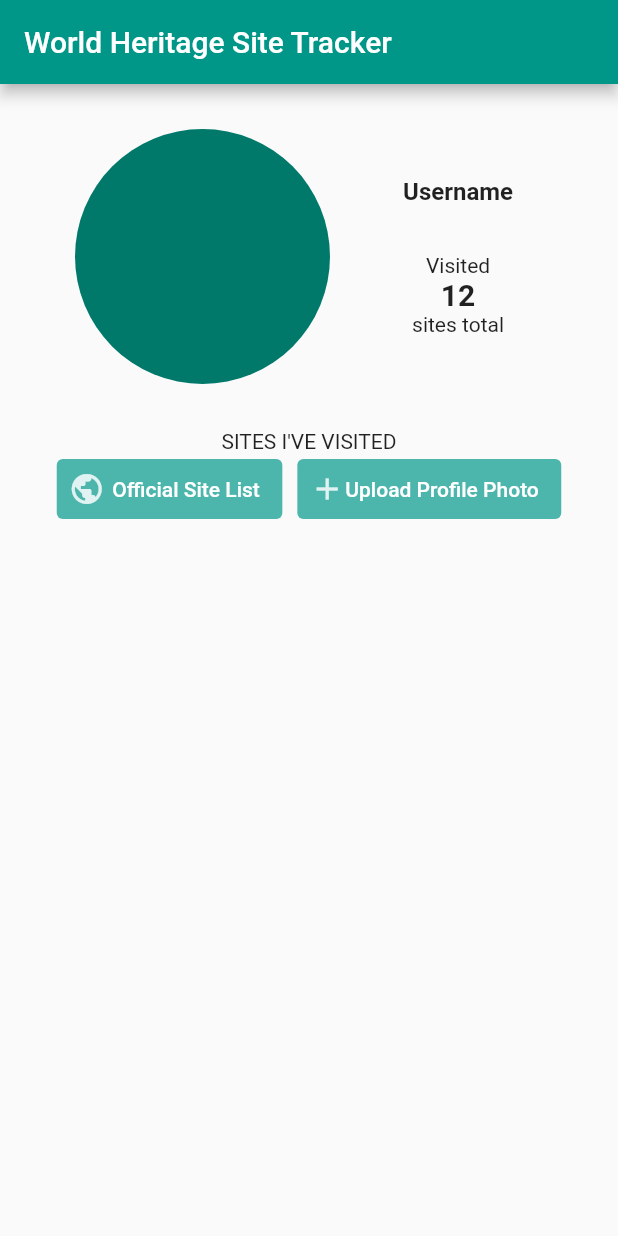
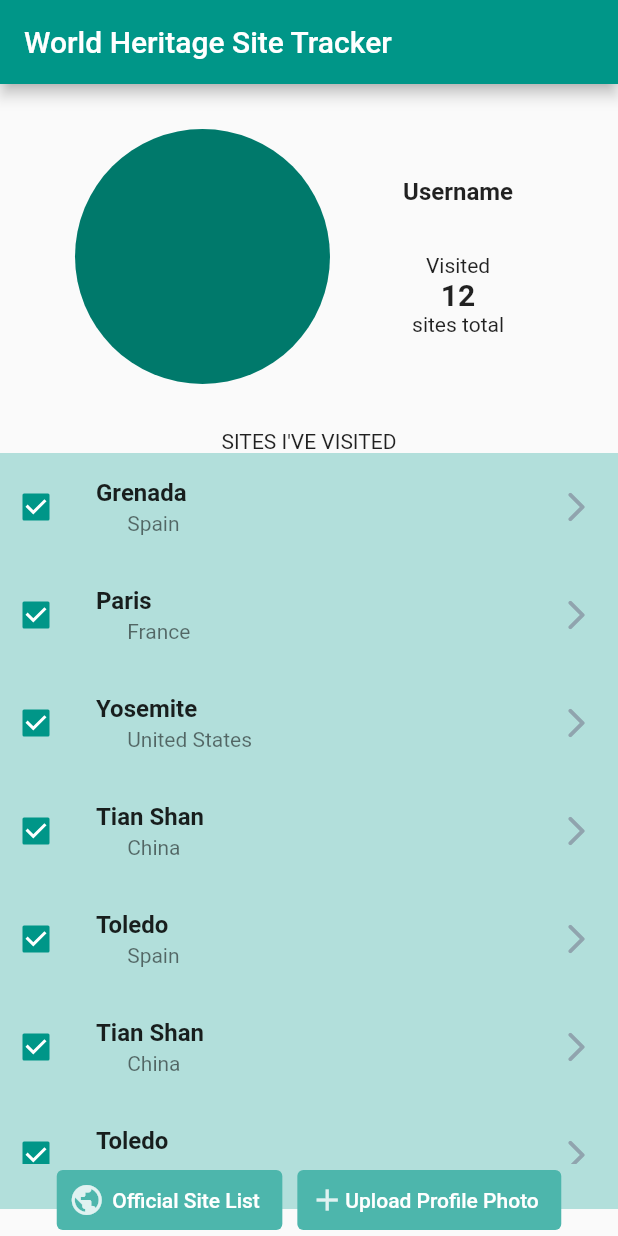
Before and after one commit to keflynn/whs-mvp, a Flutter app: the screen it shows after launch, on a phone screen of 412 x 824 dp. Run offline on Flutter 3.47's test engine with Material 2 defaults, Android fonts, the phone set to English and light mode, and no system bars.

Commit message:
ListView now has vertical constraints

```diff
--- a/lib/main.dart
+++ b/lib/main.dart
@@ -36,17 +36,12 @@ class _ProfileScreenState extends State<ProfileScreen> {
       ),
       body: SafeArea(
         child: Column(
+          mainAxisAlignment: MainAxisAlignment.spaceBetween,
           mainAxisSize: MainAxisSize.min,
-          mainAxisAlignment: MainAxisAlignment.spaceBetween,
-          children: [
-            Center(
-              child: Column(
-                mainAxisAlignment: MainAxisAlignment.center,
-                mainAxisSize: MainAxisSize.max,
           children: <Widget>[
             Padding(
-                    padding: const EdgeInsets.symmetric(
-                        vertical: 30.0, horizontal: 50.0),
+              padding:
+                  const EdgeInsets.symmetric(vertical: 30.0, horizontal: 50.0),
               child: SizedBox(
                 height: 170.0,
                 child: Row(
@@ -85,31 +80,30 @@ class _ProfileScreenState extends State<ProfileScreen> {
             const Text(
               'SITES I\'VE VISITED',
             ),
-                  // ListView(
-                  //   shrinkWrap: false,
-                  //   children: const [
-                  //     VisitedSiteListTile(
-                  //       siteName: 'Grenada',
-                  //       country: 'Spain',
-                  //     ),
-                  //     VisitedSiteListTile(siteName: 'Paris', country: 'France'),
-                  //     VisitedSiteListTile(
-                  //         siteName: 'Yosemite', country: 'United States'),
-                  //     VisitedSiteListTile(
-                  //         siteName: 'Tian Shan', country: 'China'),
-                  //     VisitedSiteListTile(siteName: 'Toledo', country: 'Spain'),
-                  //     ListTile(
-                  //       title: Text('Paris'),
-                  //       subtitle: Text('     France'),
-                  //       trailing: Icon(Icons.arrow_forward_ios_rounded),
-                  //     ),
-                  //     ListTile(
-                  //       title: Text('Yosemite'),
-                  //       subtitle: Text('     United States'),
-                  //       trailing: Icon(Icons.arrow_forward_ios_rounded),
-                  //     ),
-                  //   ],
-                  // ),
+            Expanded(
+              child: ListView(
+                children: const [
+                  VisitedSiteListTile(
+                    siteName: 'Grenada',
+                    country: 'Spain',
+                  ),
+                  VisitedSiteListTile(siteName: 'Paris', country: 'France'),
+                  VisitedSiteListTile(
+                      siteName: 'Yosemite', country: 'United States'),
+                  VisitedSiteListTile(siteName: 'Tian Shan', country: 'China'),
+                  VisitedSiteListTile(siteName: 'Toledo', country: 'Spain'),
+                  VisitedSiteListTile(siteName: 'Tian Shan', country: 'China'),
+                  VisitedSiteListTile(siteName: 'Toledo', country: 'Spain'),
+                  ListTile(
+                    title: Text('Paris'),
+                    subtitle: Text('     France'),
+                    trailing: Icon(Icons.arrow_forward_ios_rounded),
+                  ),
+                  ListTile(
+                    title: Text('Yosemite'),
+                    subtitle: Text('     United States'),
+                    trailing: Icon(Icons.arrow_forward_ios_rounded),
+                  ),
                 ],
               ),
             ),
```
Lines whose indentation alone changed are shown as unchanged.
